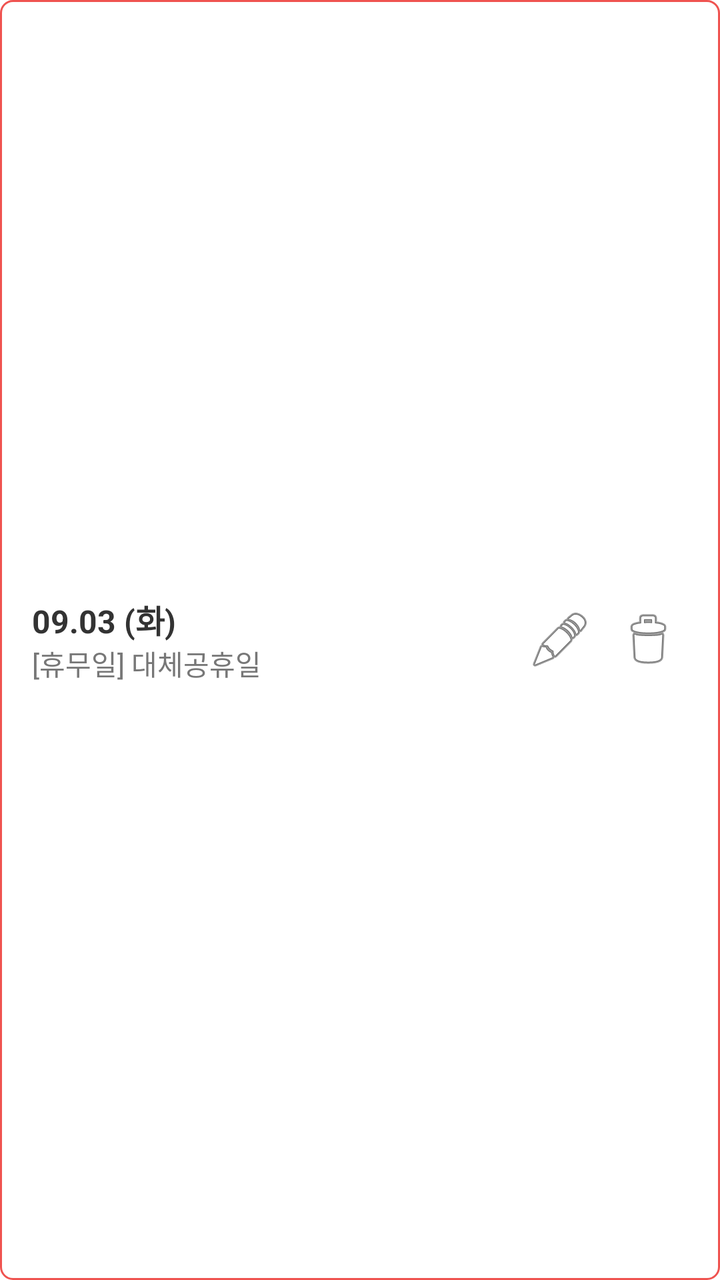
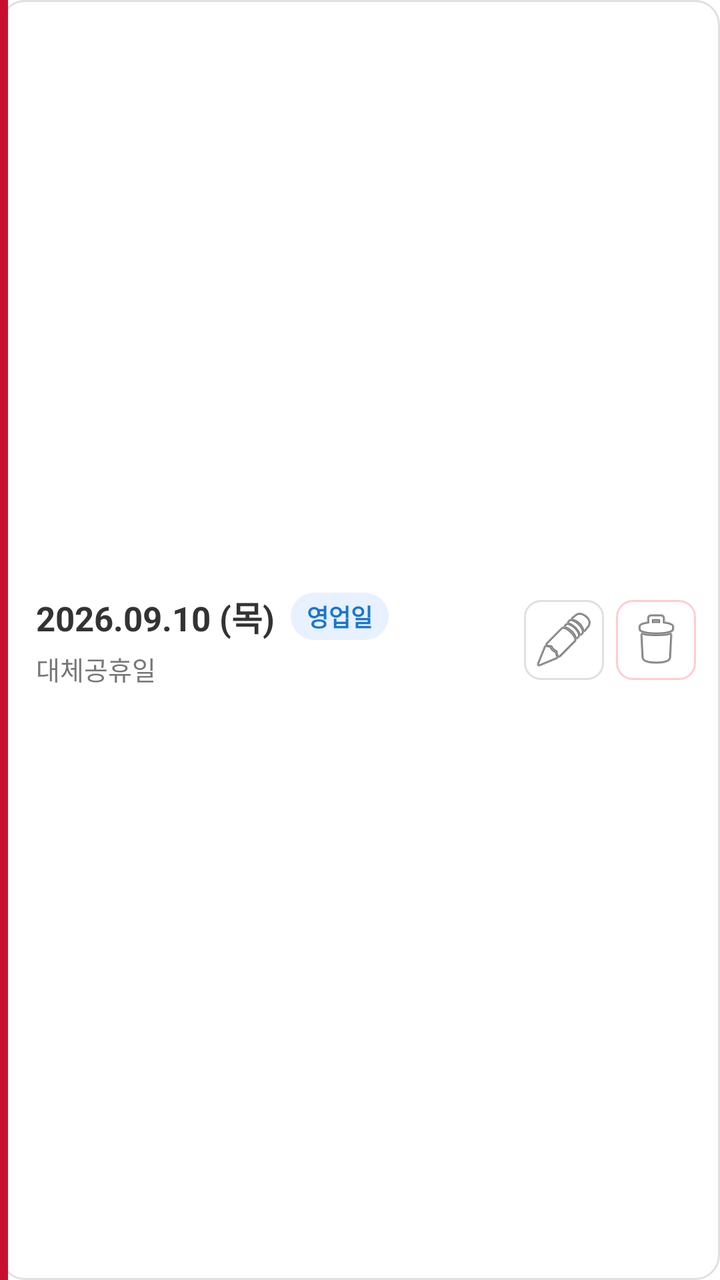

Two renders of the same Android screen: before a commit and after it. Below are the layout's source before the change and the commit's diff.
<!-- AndroidManifest.xml: application theme Theme.BusinessDayCalculator -->
<!-- res/layout/list_item_holiday.xml -->
<?xml version="1.0" encoding="utf-8"?>
<LinearLayout xmlns:android="http://schemas.android.com/apk/res/android"
    android:layout_width="match_parent"
    android:layout_height="wrap_content"
    android:orientation="horizontal"
    android:padding="16dp"
    android:gravity="center_vertical"
    android:background="@drawable/chip_green"
    android:layout_marginBottom="8dp">

    <LinearLayout
        android:layout_width="0dp"
        android:layout_height="wrap_content"
        android:layout_weight="1"
        android:orientation="vertical">

        <TextView
            android:id="@+id/tvDate"
            android:layout_width="wrap_content"
            android:layout_height="wrap_content"
            android:textSize="16sp"
            android:textStyle="bold"
            android:textColor="@color/text_main"
            android:text="09.03 (화)" />

        <TextView
            android:id="@+id/tvName"
            android:layout_width="wrap_content"
            android:layout_height="wrap_content"
            android:textSize="14sp"
            android:textColor="@color/text_secondary"
            android:text="[휴무일] 대체공휴일" />
    </LinearLayout>

    <ImageButton
        android:id="@+id/btnEdit"
        android:layout_width="40dp"
        android:layout_height="40dp"
        android:src="@android:drawable/ic_menu_edit"
        android:background="?attr/selectableItemBackgroundBorderless"
        android:contentDescription="수정"
        android:layout_marginEnd="4dp" />

    <ImageButton
        android:id="@+id/btnDelete"
        android:layout_width="40dp"
        android:layout_height="40dp"
        android:src="@android:drawable/ic_menu_delete"
        android:background="?attr/selectableItemBackgroundBorderless"
        android:contentDescription="@string/delete" />
</LinearLayout>
<!-- resources referenced by this layout -->
<resources>
  <color name="text_main">#333333</color>
  <color name="text_secondary">#777777</color>
  <!-- drawable chip_green (drawable) -->
  <?xml version="1.0" encoding="utf-8"?>
  <shape xmlns:android="http://schemas.android.com/apk/res/android"
      android:shape="rectangle">
      <corners android:radius="6dp" />
      <stroke android:width="1dp" android:color="@color/chip_green_border" />
      <solid android:color="@color/white" />
  </shape>
  <string name="delete">삭제</string>
  <style name="Theme.BusinessDayCalculator" parent="Base.Theme.BusinessDayCalculator" />
  <color name="chip_green_border">#EF5350</color>
  <color name="white">#FFFFFFFF</color>
  <style name="Base.Theme.BusinessDayCalculator" parent="Theme.MaterialComponents.DayNight.NoActionBar">
          
          <item name="colorPrimary">@color/primary</item>
          <item name="colorPrimaryVariant">@color/primary_variant</item>
          <item name="colorOnPrimary">@color/white</item>
          <item name="colorSecondary">@color/secondary</item>
      </style>
  <color name="primary">#C8102E</color>
  <color name="primary_variant">#A00C24</color>
  <color name="secondary">#FFEBEE</color>
</resources>

<!-- the commit's change to res/layout/list_item_holiday.xml (unified diff, before → after) -->
@@ -1,51 +1,96 @@
 <?xml version="1.0" encoding="utf-8"?>
 <LinearLayout xmlns:android="http://schemas.android.com/apk/res/android"
+    android:id="@+id/cardItemRoot"
     android:layout_width="match_parent"
     android:layout_height="wrap_content"
     android:orientation="horizontal"
-    android:padding="16dp"
+    android:background="@drawable/bg_card_item_outline"
     android:gravity="center_vertical"
-    android:background="@drawable/chip_green"
-    android:layout_marginBottom="8dp">
+    android:layout_marginBottom="12dp">
 
+    
+    <View
+        android:id="@+id/viewAccentStripe"
+        android:layout_width="4dp"
+        android:layout_height="match_parent"
+        android:background="@color/primary" />
+
+    
     <LinearLayout
         android:layout_width="0dp"
         android:layout_height="wrap_content"
         android:layout_weight="1"
-        android:orientation="vertical">
+        android:orientation="vertical"
+        android:paddingTop="14dp"
+        android:paddingBottom="14dp"
+        android:paddingStart="14dp"
+        android:paddingEnd="8dp">
 
-        <TextView
-            android:id="@+id/tvDate"
+        
+        <LinearLayout
             android:layout_width="wrap_content"
             android:layout_height="wrap_content"
-            android:textSize="16sp"
-            android:textStyle="bold"
-            android:textColor="@color/text_main"
-            android:text="09.03 (화)" />
+            android:orientation="horizontal"
+            android:gravity="center_vertical"
+            android:layout_marginBottom="4dp">
+
+            <TextView
+                android:id="@+id/tvDate"
+                android:layout_width="wrap_content"
+                android:layout_height="wrap_content"
+                android:textSize="17sp"
+                android:textStyle="bold"
+                android:textColor="@color/text_main"
+                android:text="2026.09.10 (목)" />
+
+            <TextView
+                android:id="@+id/tvBadge"
+                android:layout_width="wrap_content"
+                android:layout_height="wrap_content"
+                android:textSize="12sp"
+                android:textStyle="bold"
+                android:textColor="@color/text_workday_dark"
+                android:background="@drawable/chip_badge_workday"
+                android:paddingLeft="8dp"
+                android:paddingRight="8dp"
+                android:paddingTop="3dp"
+                android:paddingBottom="3dp"
+                android:layout_marginStart="8dp"
+                android:text="영업일" />
+        </LinearLayout>
 
         <TextView
             android:id="@+id/tvName"
             android:layout_width="wrap_content"
             android:layout_height="wrap_content"
-            android:textSize="14sp"
+            android:textSize="13sp"
             android:textColor="@color/text_secondary"
-            android:text="[휴무일] 대체공휴일" />
+            android:text="대체공휴일" />
     </LinearLayout>
 
-    <ImageButton
-        android:id="@+id/btnEdit"
-        android:layout_width="40dp"
-        android:layout_height="40dp"
-        android:src="@android:drawable/ic_menu_edit"
-        android:background="?attr/selectableItemBackgroundBorderless"
-        android:contentDescription="수정"
-        android:layout_marginEnd="4dp" />
+    
+    <LinearLayout
+        android:layout_width="wrap_content"
+        android:layout_height="wrap_content"
+        android:orientation="horizontal"
+        android:paddingEnd="12dp"
+        android:gravity="center_vertical">
 
-    <ImageButton
-        android:id="@+id/btnDelete"
-        android:layout_width="40dp"
-        android:layout_height="40dp"
-        android:src="@android:drawable/ic_menu_delete"
-        android:background="?attr/selectableItemBackgroundBorderless"
-        android:contentDescription="@string/delete" />
+        <ImageButton
+            android:id="@+id/btnEdit"
+            android:layout_width="40dp"
+            android:layout_height="40dp"
+            android:src="@android:drawable/ic_menu_edit"
+            android:background="@drawable/bg_btn_edit"
+            android:contentDescription="수정"
+            android:layout_marginEnd="6dp" />
+
+        <ImageButton
+            android:id="@+id/btnDelete"
+            android:layout_width="40dp"
+            android:layout_height="40dp"
+            android:src="@android:drawable/ic_menu_delete"
+            android:background="@drawable/bg_btn_delete"
+            android:contentDescription="삭제" />
+    </LinearLayout>
 </LinearLayout>
<!-- resource entries referenced after the edit -->
@@ -2,17 +2,42 @@
 <resources>
   <color name="text_main">#333333</color>
   <color name="text_secondary">#777777</color>
-  <!-- drawable chip_green (drawable) -->
+  <color name="text_workday_dark">#1976D2</color>
+  <!-- drawable bg_btn_delete (drawable) -->
   <?xml version="1.0" encoding="utf-8"?>
   <shape xmlns:android="http://schemas.android.com/apk/res/android"
       android:shape="rectangle">
-      <corners android:radius="6dp" />
-      <stroke android:width="1dp" android:color="@color/chip_green_border" />
-      <solid android:color="@color/white" />
+      <solid android:color="#FFFFFF" />
+      <stroke android:width="1dp" android:color="@color/btn_delete_border" />
+      <corners android:radius="8dp" />
   </shape>
-  <string name="delete">삭제</string>
+  <!-- drawable bg_btn_edit (drawable) -->
+  <?xml version="1.0" encoding="utf-8"?>
+  <shape xmlns:android="http://schemas.android.com/apk/res/android"
+      android:shape="rectangle">
+      <solid android:color="#FFFFFF" />
+      <stroke android:width="1dp" android:color="@color/card_border" />
+      <corners android:radius="8dp" />
+  </shape>
+  <!-- drawable bg_card_item_outline (drawable) -->
+  <?xml version="1.0" encoding="utf-8"?>
+  <shape xmlns:android="http://schemas.android.com/apk/res/android"
+      android:shape="rectangle">
+      <solid android:color="#FFFFFF" />
+      <stroke android:width="1dp" android:color="@color/card_border" />
+      <corners android:radius="12dp" />
+  </shape>
+  <!-- drawable chip_badge_workday (drawable) -->
+  <?xml version="1.0" encoding="utf-8"?>
+  <shape xmlns:android="http://schemas.android.com/apk/res/android"
+      android:shape="rectangle">
+      <solid android:color="@color/bg_workday_card" />
+      <corners android:radius="12dp" />
+  </shape>
   <style name="Theme.BusinessDayCalculator" parent="Base.Theme.BusinessDayCalculator" />
-  <color name="chip_green_border">#EF5350</color>
+  <color name="btn_delete_border">#FFCDD2</color>
+  <color name="card_border">#E0E0E0</color>
+  <color name="bg_workday_card">#E8F1FF</color>
   <color name="white">#FFFFFFFF</color>
   <style name="Base.Theme.BusinessDayCalculator" parent="Theme.MaterialComponents.DayNight.NoActionBar">
           
